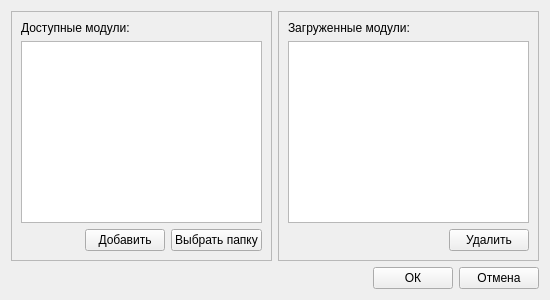
This is src/ui/MIBManagmentDialog.ui in Gyoma/SNMP-MIB-Viewer as Qt 5 draws it before an edit. The edited form follows.
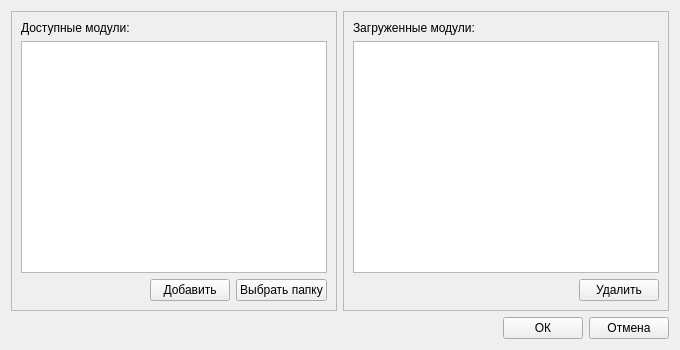
This is the edited form.

The edit to the form file:
```diff
--- a/src/ui/MIBManagmentDialog.ui
+++ b/src/ui/MIBManagmentDialog.ui
@@ -9,8 +9,8 @@
    <rect>
     <x>0</x>
     <y>0</y>
-    <width>550</width>
-    <height>300</height>
+    <width>680</width>
+    <height>350</height>
    </rect>
   </property>
   <property name="sizePolicy">
@@ -21,8 +21,8 @@
   </property>
   <property name="minimumSize">
    <size>
-    <width>550</width>
-    <height>300</height>
+    <width>680</width>
+    <height>350</height>
    </size>
   </property>
   <property name="windowTitle">
```
